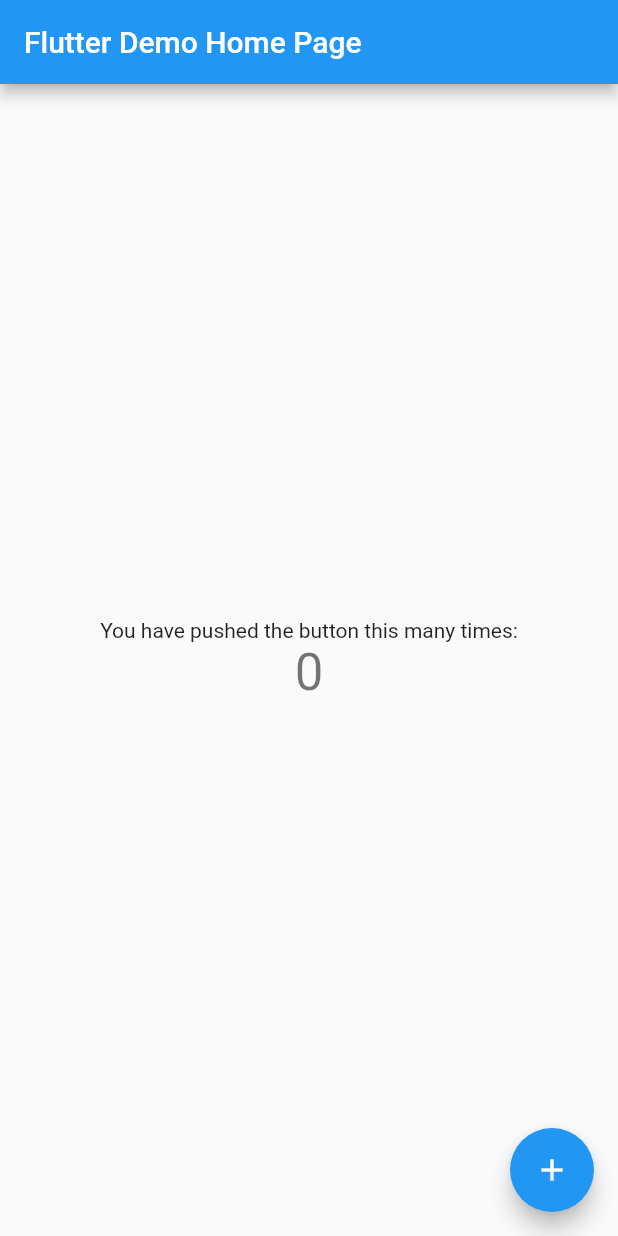
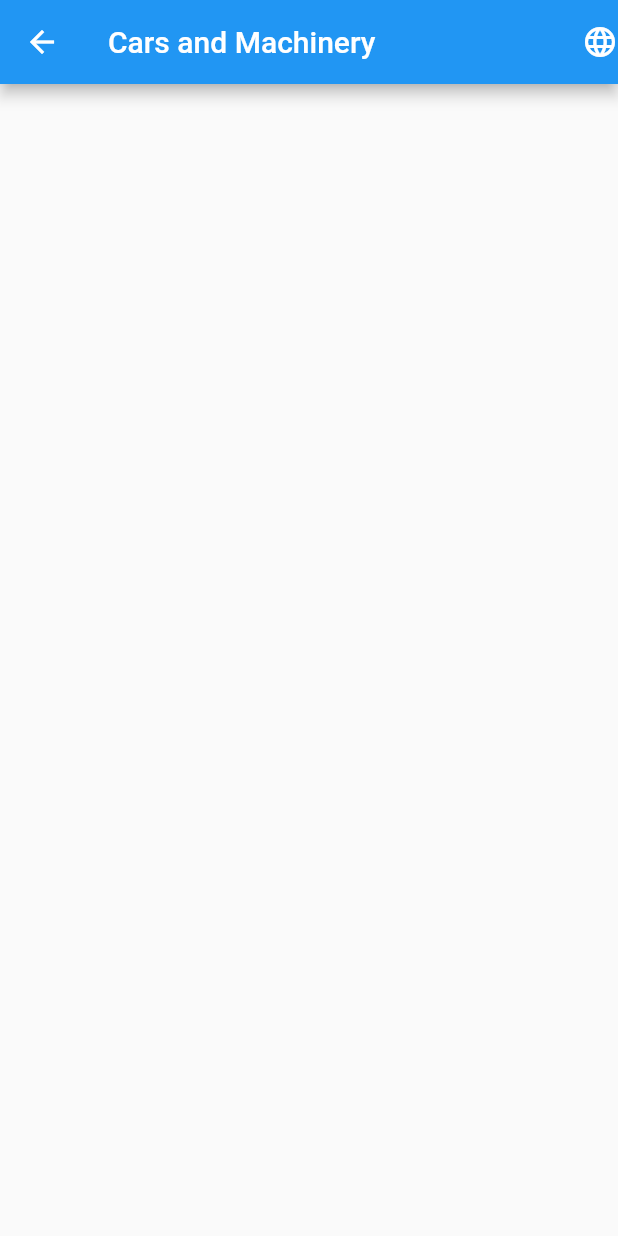
Before and after one commit to rheakukreti/wakecap-flutter-app, a Flutter app: the screen it shows after launch, on a phone screen of 412 x 824 dp. Run offline on Flutter 3.47's test engine with Material 2 defaults, Android fonts, the phone set to English and light mode, and no system bars.

Commit message:
Added back button and langauge button without functionality

```diff
--- /dev/null
+++ b/lib/app_screens/home.dart
@@ -0,0 +1,26 @@
+import 'package:flutter/material.dart';
+
+class Home extends StatefulWidget {
+  @override
+  State<StatefulWidget> createState() {
+    return MainUI();
+  }
+}
+
+class MainUI extends State<Home> {
+  @override
+  Widget build(BuildContext context) {
+    return Scaffold(
+      appBar: AppBar(
+        title: Text("Cars and Machinery"),
+        leading: IconButton(
+            icon: Icon(
+              Icons.arrow_back,
+              color: Colors.white,
+            ),
+            onPressed: null),
+        actions: <Widget>[Icon(Icons.language)],
+      ),
+    );
+  }
+}
--- a/lib/main.dart
+++ b/lib/main.dart
@@ -1,111 +1,9 @@
 import 'package:flutter/material.dart';
+import 'app_screens/home.dart';
 
-void main() => runApp(MyApp());
-
-class MyApp extends StatelessWidget {
-  // This widget is the root of your application.
-  @override
-  Widget build(BuildContext context) {
-    return MaterialApp(
-      title: 'Flutter Demo',
-      theme: ThemeData(
-        // This is the theme of your application.
-        //
-        // Try running your application with "flutter run". You'll see the
-        // application has a blue toolbar. Then, without quitting the app, try
-        // changing the primarySwatch below to Colors.green and then invoke
-        // "hot reload" (press "r" in the console where you ran "flutter run",
-        // or simply save your changes to "hot reload" in a Flutter IDE).
-        // Notice that the counter didn't reset back to zero; the application
-        // is not restarted.
-        primarySwatch: Colors.blue,
-      ),
-      home: MyHomePage(title: 'Flutter Demo Home Page'),
-    );
-  }
+void main() {
+  runApp(MaterialApp(
+    title: "Cars and Machinery",
+    home: Home(),
+  ));
 }
-
-class MyHomePage extends StatefulWidget {
-  MyHomePage({Key key, this.title}) : super(key: key);
-
-  // This widget is the home page of your application. It is stateful, meaning
-  // that it has a State object (defined below) that contains fields that affect
-  // how it looks.
-
-  // This class is the configuration for the state. It holds the values (in this
-  // case the title) provided by the parent (in this case the App widget) and
-  // used by the build method of the State. Fields in a Widget subclass are
-  // always marked "final".
-
-  final String title;
-
-  @override
-  _MyHomePageState createState() => _MyHomePageState();
-}
-
-class _MyHomePageState extends State<MyHomePage> {
-  int _counter = 0;
-
-  void _incrementCounter() {
-    setState(() {
-      // This call to setState tells the Flutter framework that something has
-      // changed in this State, which causes it to rerun the build method below
-      // so that the display can reflect the updated values. If we changed
-      // _counter without calling setState(), then the build method would not be
-      // called again, and so nothing would appear to happen.
-      _counter++;
-    });
-  }
-
-  @override
-  Widget build(BuildContext context) {
-    // This method is rerun every time setState is called, for instance as done
-    // by the _incrementCounter method above.
-    //
-    // The Flutter framework has been optimized to make rerunning build methods
-    // fast, so that you can just rebuild anything that needs updating rather
-    // than having to individually change instances of widgets.
-    return Scaffold(
-      appBar: AppBar(
-        // Here we take the value from the MyHomePage object that was created by
-        // the App.build method, and use it to set our appbar title.
-        title: Text(widget.title),
-      ),
-      body: Center(
-        // Center is a layout widget. It takes a single child and positions it
-        // in the middle of the parent.
-        child: Column(
-          // Column is also layout widget. It takes a list of children and
-          // arranges them vertically. By default, it sizes itself to fit its
-          // children horizontally, and tries to be as tall as its parent.
-          //
-          // Invoke "debug painting" (press "p" in the console, choose the
-          // "Toggle Debug Paint" action from the Flutter Inspector in Android
-          // Studio, or the "Toggle Debug Paint" command in Visual Studio Code)
-          // to see the wireframe for each widget.
-          //
-          // Column has various properties to control how it sizes itself and
-          // how it positions its children. Here we use mainAxisAlignment to
-          // center the children vertically; the main axis here is the vertical
-          // axis because Columns are vertical (the cross axis would be
-          // horizontal).
-          mainAxisAlignment: MainAxisAlignment.center,
-          children: <Widget>[
-            Text(
-              'You have pushed the button this many times:',
-            ),
-            Text(
-              '$_counter',
-              style: Theme.of(context).textTheme.display1,
-            ),
-          ],
-        ),
-      ),
-      floatingActionButton: FloatingActionButton(
-        onPressed: _incrementCounter,
-        tooltip: 'Increment',
-        child: Icon(Icons.add),
-      ), // This trailing comma makes auto-formatting nicer for build methods.
-    );
-  }
-}
```
